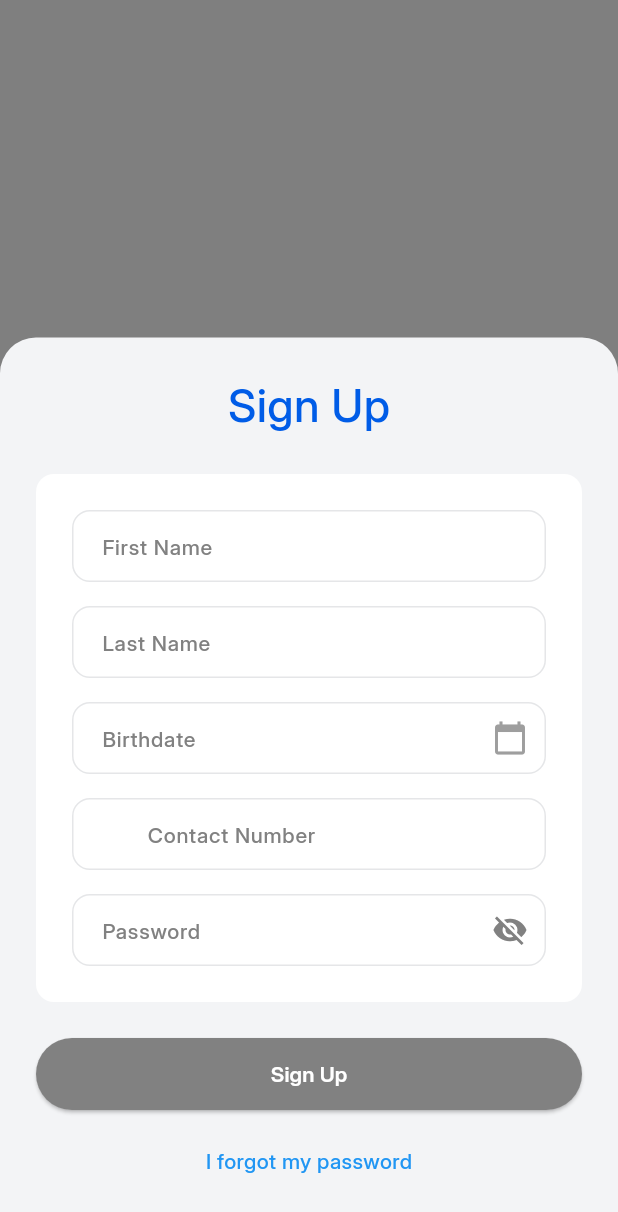
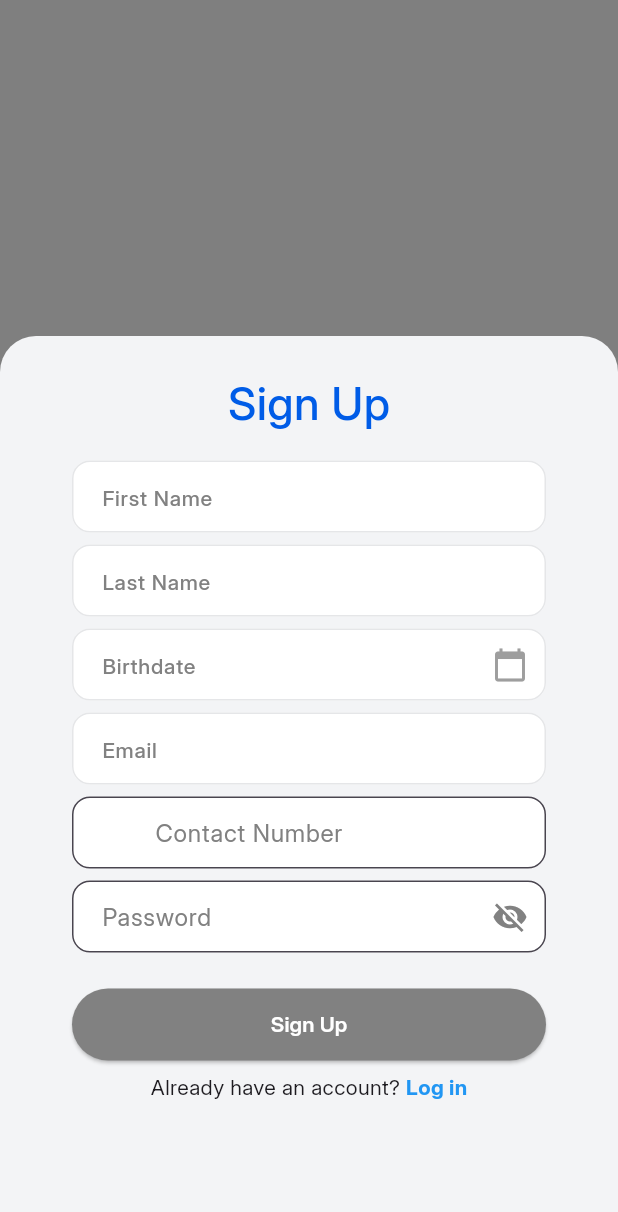
Before and after one commit to jlaabejo/FacilityFixFrontend, a Flutter app: the SignUp screen opened directly with empty values, on a phone screen of 412 x 824 dp. Shown: the top 1212 px of the screen. Run offline on Flutter 3.47's test engine with Material 3 defaults, Android fonts, the phone set to English and light mode, and no system bars; our stand-ins replace flutter_svg.

Commit message:
updated loagin and sign up with validations

```diff
--- a/facilityfix/lib/landingpage/signup.dart
+++ b/facilityfix/lib/landingpage/signup.dart
@@ -1,6 +1,7 @@
-import 'package:facilityfix/landingpage/forgot_password.dart';
+// Required imports
+import 'package:flutter/material.dart';
+import 'package:facilityfix/landingpage/choose.dart';
 import 'package:facilityfix/pages/homepage.dart';
-import 'package:flutter/material.dart';
 
 class SignUp extends StatefulWidget {
   final String role;
@@ -11,11 +12,14 @@
 }
 
 class _SignUpState extends State<SignUp> {
+  final _formKey = GlobalKey<FormState>();
+
   final firstNameController = TextEditingController();
   final lastNameController = TextEditingController();
   final birthdateController = TextEditingController();
   final idController = TextEditingController();
-  final contactNumberController = TextEditingController(); // ✅ Added
+  final emailController = TextEditingController();
+  final contactNumberController = TextEditingController();
   final passwordController = TextEditingController();
 
   bool _obscurePassword = true;
@@ -36,15 +40,17 @@
     );
 
     return GestureDetector(
-      onTap: () => Navigator.of(context).pop(), // Dismiss the modal on tap outside
+      onTap: () => Navigator.of(context).pop(),
       child: Scaffold(
         backgroundColor: Colors.black.withOpacity(0.5),
         body: GestureDetector(
-          onTap: () {}, // prevent tap to dismiss the modal
+          onTap: () {},
           child: Align(
             alignment: Alignment.bottomCenter,
+            child: SizedBox(
+              height: 600, // Fixed modal height
+              width: double.infinity,
               child: Container(
-              width: double.infinity,
                 decoration: const BoxDecoration(
                   color: Color(0xFFF3F4F6),
                   borderRadius: BorderRadius.only(
@@ -52,11 +58,14 @@
                     topRight: Radius.circular(24),
                   ),
                 ),
+
+              // Main content area
               child: SafeArea(
                 top: false,
-                child: Padding(
+                child: SingleChildScrollView(
                   padding: const EdgeInsets.all(24),
-                  child: SingleChildScrollView(
+                  child: Form(
+                    key: _formKey,
                     child: Column(
                       mainAxisSize: MainAxisSize.min,
                       children: [
@@ -69,25 +78,30 @@
                             fontFamily: 'Inter',
                           ),
                         ),
-                        const SizedBox(height: 24),
+                        const SizedBox(height: 16),
 
-                        // Form
                         Container(
-                          padding: const EdgeInsets.all(24),
-                          decoration: BoxDecoration(
-                            color: Colors.white,
-                            borderRadius: BorderRadius.circular(12),
-                          ),
+                          padding: const EdgeInsets.symmetric(horizontal: 24),
                           child: Column(
                             crossAxisAlignment: CrossAxisAlignment.stretch,
                             children: [
-                              _buildTextField(firstNameController, "First Name"),
-                              const SizedBox(height: 16), // First Name field
-                              _buildTextField(lastNameController, "Last Name"),
-                              const SizedBox(height: 16), // Last Name field
 
-                              // Birthdate Picker
-                              TextField(
+                              // First Name field with validation
+                              _buildValidatedField(
+                                controller: firstNameController,
+                                hint: "First Name",
+                              ),
+                              const SizedBox(height: 8),
+
+                              // Last Name field with validation
+                              _buildValidatedField(
+                                controller: lastNameController,
+                                hint: "Last Name",
+                              ),
+                              const SizedBox(height: 8),
+
+                              // Birthdate field with date picker
+                              TextFormField(
                                 controller: birthdateController,
                                 readOnly: true,
                                 onTap: () async {
@@ -112,19 +126,26 @@
                                   enabledBorder: borderStyle,
                                   suffixIcon: const Icon(Icons.calendar_today, color: Colors.grey),
                                 ),
+                                validator: (value) {
+                                  if (value == null || value.isEmpty) return 'Birthdate is required';
+                                  return null;
+                                },
                               ),
-                              const SizedBox(height: 16),
+                              const SizedBox(height: 8),
 
-                              // Role-specific input
+                              // ID field for tenant or staff
                               if (widget.role == 'tenant') ...[
-                                _buildTextField(idController, "Building & Unit No."),
-                                const SizedBox(height: 16),
+                                _buildValidatedField(
+                                  controller: idController,
+                                  hint: "Building & Unit No.",
+                                ),
+                                const SizedBox(height: 8),
+
+                                // Classification dropdown for staff
                               ] else if (widget.role == 'staff') ...[
                                 DropdownButtonFormField<String>(
                                   value: selectedClassification,
-                                  onChanged: (value) {
-                                    setState(() => selectedClassification = value);
-                                  },
+                                  onChanged: (value) => setState(() => selectedClassification = value),
                                   items: [
                                     'General Maintenance',
                                     'Plumbing',
@@ -132,7 +153,8 @@
                                   ].map((label) => DropdownMenuItem(
                                         value: label,
                                         child: Text(label),
-                                      )).toList(),
+                                      ))
+                                      .toList(),
                                   decoration: InputDecoration(
                                     hintText: "Classification",
                                     hintStyle: hintTextStyle,
@@ -142,79 +164,42 @@
                                     border: borderStyle,
                                     enabledBorder: borderStyle,
                                   ),
-                                  icon: const Icon(Icons.arrow_drop_down, color: Color(0xFF818181)),
-                                  dropdownColor: Colors.white,
+                                  validator: (value) => value == null ? 'Please select classification' : null,
                                 ),
                                 const SizedBox(height: 16),
                               ],
 
-                              // Contact Number
-                              TextField(
-                                controller: contactNumberController,
-                                keyboardType: TextInputType.phone,
-                                maxLength: 11,
-                                decoration: InputDecoration(
-                                  hintText: "Contact Number",
-                                  hintStyle: hintTextStyle,
-                                  filled: true,
-                                  fillColor: Colors.white,
-                                  contentPadding: inputPadding,
-                                  border: borderStyle,
-                                  enabledBorder: borderStyle,
-                                  counterText: "",
-                                  prefixText: "+63 ",
-                                  prefixStyle: const TextStyle(color: Colors.black),
-                                ),
-                              ),
-                              const SizedBox(height: 16),
+                              // Email field with validation
+                              _buildValidatedEmailField(),
+                              const SizedBox(height: 8),
 
-                              // Password
-                              TextField(
-                                controller: passwordController,
-                                obscureText: _obscurePassword,
-                                decoration: InputDecoration(
-                                  hintText: "Password",
-                                  hintStyle: hintTextStyle,
-                                  filled: true,
-                                  fillColor: Colors.white,
-                                  contentPadding: inputPadding,
-                                  border: borderStyle,
-                                  enabledBorder: borderStyle,
-                                  suffixIcon: IconButton(
-                                    icon: Icon(
-                                      _obscurePassword
-                                          ? Icons.visibility_off
-                                          : Icons.visibility,
-                                      color: const Color(0xFF818181),
-                                    ),
-                                    onPressed: () {
-                                      setState(() {
-                                        _obscurePassword = !_obscurePassword;
-                                      });
-                                    },
-                                  ),
-                                ),
-                              ),
+                              // Phone field with validation
+                              _buildValidatedPhoneField(),
+                              const SizedBox(height: 8),
+                              _buildValidatedPasswordField(),
                             ],
                           ),
                         ),
 
+                        // Sign Up Button
+                        Padding(
+                          padding: const EdgeInsets.symmetric(horizontal: 24),
+                          child: Column(
+                            crossAxisAlignment: CrossAxisAlignment.stretch,
+                            children: [
                               const SizedBox(height: 24),
-
-                        // Sign Up Button
-                        SizedBox(
-                          width: double.infinity,
-                          child: ElevatedButton(
+                              ElevatedButton(
                                 style: ElevatedButton.styleFrom(
                                   backgroundColor: const Color(0xFF818181),
                                   padding: const EdgeInsets.symmetric(vertical: 14),
                                 ),
                                 onPressed: () {
-                              // TODO: Add form validation
+                                  if (_formKey.currentState!.validate()) {
                                     Navigator.push(
                                       context,
                                       MaterialPageRoute(builder: (context) => const HomePage()),
                                     );
+                                  }
                                 },
                                 child: const Text(
                                   'Sign Up',
@@ -225,34 +210,35 @@
                                   ),
                                 ),
                               ),
+                            ],
                           ),
-                        const SizedBox(height: 24),
+                        ),
 
-                        // Forgot Password
+                        const SizedBox(height: 8),
+
+                        // Already have an account
+                        Row(
+                          mainAxisAlignment: MainAxisAlignment.center,
+                          children: [
+                            const Text('Already have an account? '),
                             GestureDetector(
                               onTap: () {
                                 Navigator.push(
                                   context,
-                              PageRouteBuilder(
-                                opaque: false,
-                                transitionDuration: Duration.zero,
-                                reverseTransitionDuration: Duration.zero,
-                                pageBuilder: (context, animation, secondaryAnimation) =>
-                                    const ForgotPassword(),
-                                transitionsBuilder: (context, animation, secondaryAnimation, child) {
-                                  return child;
-                                },
+                                  MaterialPageRoute(
+                                    builder: (_) => const ChooseRole(isLogin: true),
                                   ),
                                 );
                               },
                               child: const Text(
-                            'I forgot my password',
+                                'Log in',
                                 style: TextStyle(
                                   color: Colors.blue,
-                              fontSize: 14,
-                              fontWeight: FontWeight.w500,
+                                  fontWeight: FontWeight.bold,
                                 ),
                               ),
+                            ),
+                          ],
                         ),
                         const SizedBox(height: 16),
                       ],
@@ -264,11 +250,13 @@
           ),
         ),
       ),
+      ),
     );
   }
 
-  Widget _buildTextField(TextEditingController controller, String hint) {
-    return TextField(
+// Validated text fields
+  Widget _buildValidatedField({required TextEditingController controller, required String hint}) {
+    return TextFormField(
       controller: controller,
       decoration: InputDecoration(
         hintText: hint,
@@ -290,6 +278,108 @@
           borderSide: BorderSide(color: Color(0xFFE5E6E8), width: 1),
         ),
       ),
+      validator: (value) {
+        if (value == null || value.isEmpty) return '$hint is required';
+        return null;
+      },
+    );
+  }
+
+// Email field with validation
+Widget _buildValidatedEmailField() {
+  return TextFormField(
+    controller: emailController,
+    keyboardType: TextInputType.emailAddress,
+    decoration: const InputDecoration(
+      hintText: "Email",
+      hintStyle: TextStyle(
+        color: Color(0xFF818181),
+        fontSize: 14,
+        fontFamily: 'Inter',
+        fontWeight: FontWeight.w500,
+      ),
+      filled: true,
+      fillColor: Colors.white,
+      contentPadding: EdgeInsets.symmetric(horizontal: 16, vertical: 12),
+      border: OutlineInputBorder(
+        borderRadius: BorderRadius.all(Radius.circular(12)),
+        borderSide: BorderSide(color: Color(0xFFE5E6E8), width: 1),
+      ),
+      enabledBorder: OutlineInputBorder(
+        borderRadius: BorderRadius.all(Radius.circular(12)),
+        borderSide: BorderSide(color: Color(0xFFE5E6E8), width: 1),
+      ),
+    ),
+    validator: (value) {
+      if (value == null || value.isEmpty) return 'Email is required';
+      if (!RegExp(r'^[^@]+@[^@]+\.[^@]+$').hasMatch(value)) return 'Enter a valid email';
+      return null;
+    },
+  );
+}
+
+// Phone field with validation
+Widget _buildValidatedPhoneField() {
+  return TextFormField(
+    controller: contactNumberController,
+    keyboardType: TextInputType.phone,
+    maxLength: 11,
+    decoration: const InputDecoration(
+      hintText: "Contact Number",
+      hintStyle: TextStyle(color: Color(0xFF818181)),
+      filled: true,
+      fillColor: Colors.white,
+      contentPadding: EdgeInsets.symmetric(horizontal: 16, vertical: 12),
+      border: OutlineInputBorder(
+        borderRadius: BorderRadius.all(Radius.circular(12)),
+        borderSide: BorderSide(color: Color(0xFFE5E6E8), width: 1),
+      ),
+      counterText: "",
+      prefixText: "+63 ",
+
+    ),
+    validator: (value) {
+      if (value == null || value.isEmpty) {
+        return 'Contact number is required';
+      }
+      if (!RegExp(r'^\d{10}$').hasMatch(value)) {
+        return 'Enter 10 digits (exclude +63)';
+      }
+      return null;
+    },
+  );
+}
+
+// Password field with validation
+  Widget _buildValidatedPasswordField() {
+    return TextFormField(
+      controller: passwordController,
+      obscureText: _obscurePassword,
+      decoration: InputDecoration(
+        hintText: "Password",
+        hintStyle: const TextStyle(color: Color(0xFF818181)),
+        filled: true,
+        fillColor: Colors.white,
+        contentPadding: const EdgeInsets.symmetric(horizontal: 16, vertical: 12),
+        border: const OutlineInputBorder(
+          borderRadius: BorderRadius.all(Radius.circular(12)),
+          borderSide: BorderSide(color: Color(0xFFE5E6E8), width: 1),
+        ),
+        suffixIcon: IconButton(
+          icon: Icon(
+            _obscurePassword ? Icons.visibility_off : Icons.visibility,
+            color: const Color(0xFF818181),
+          ),
+          onPressed: () => setState(() {
+            _obscurePassword = !_obscurePassword;
+          }),
+        ),
+      ),
+      validator: (value) {
+        if (value == null || value.isEmpty) return 'Password is required';
+        if (value.length < 6) return 'Password must be at least 6 characters';
+        return null;
+      },
     );
   }
 }
```
Also changed, not shown: facilityfix/lib/landingpage/choose.dart (+15 -22 lines), facilityfix/lib/landingpage/login.dart (+63 -27 lines), facilityfix/lib/landingpage/login_or_signup.dart (+21 -17 lines), facilityfix/lib/landingpage/welcomepage.dart (+20 -15 lines). Lines whose indentation alone changed are shown as unchanged.
